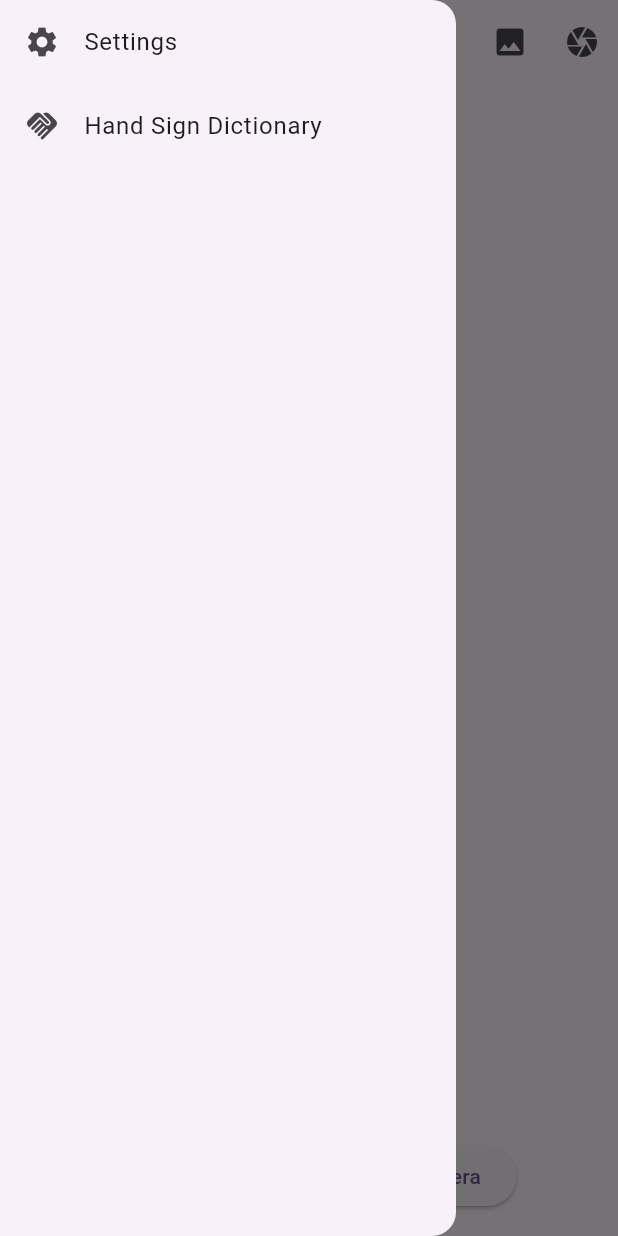
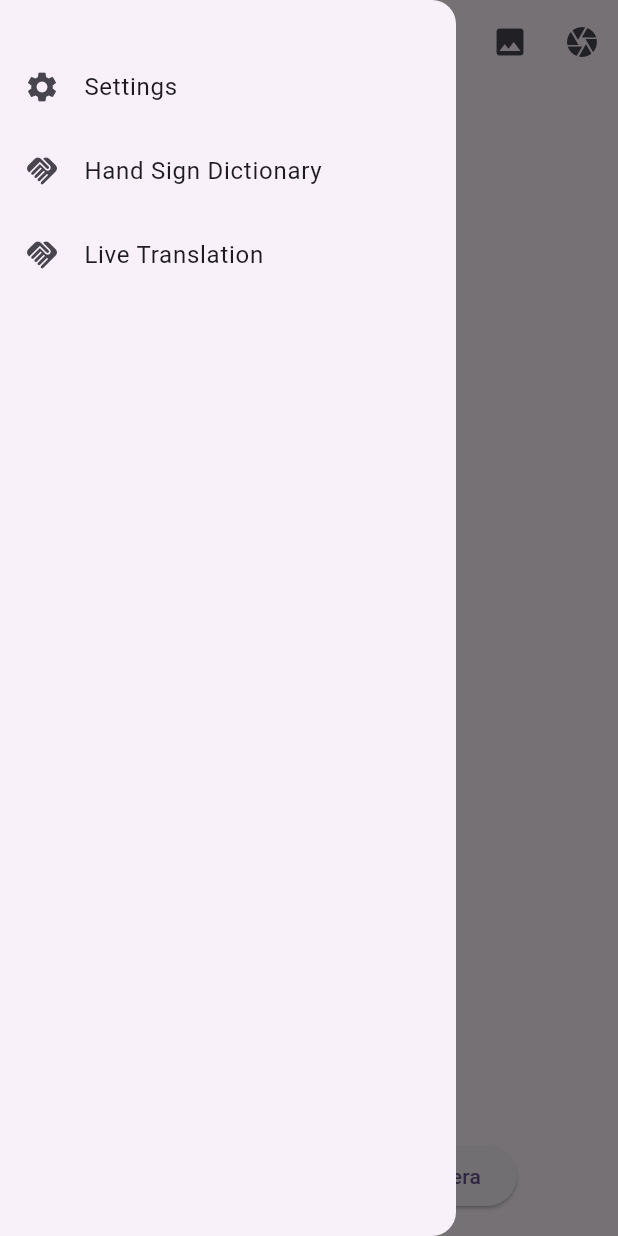
Before and after one commit to vprabhu1771/flutter_hand_sign, a Flutter app: the screen it shows after launch, with the side drawer open, on a phone screen of 412 x 824 dp. Run offline on Flutter 3.47's test engine with Material 3 defaults, Android fonts, the phone set to English and light mode, and no system bars; our stand-ins replace camera, image_picker, shared_preferences; missing offline and left inert: flutter_tflite.

Commit message:
CustomDrawer LiveCamera added

```diff
--- a/lib/widgets/CustomDrawer.dart
+++ b/lib/widgets/CustomDrawer.dart
@@ -1,5 +1,6 @@
 import 'package:flutter/material.dart';
 import 'package:flutter_hand_sign/screens/HandSignDictionaryScreen.dart';
+import 'package:flutter_hand_sign/screens/LiveCamera.dart';
 
 import '../screens/SettingScreen.dart';
 
@@ -11,18 +12,7 @@ class CustomDrawer extends StatelessWidget {
       child: SingleChildScrollView(
         child: Column(
           children: <Widget>[
-            // DrawerHeader(
-            //   decoration: BoxDecoration(
-            //     color: Colors.blue,
-            //   ),
-            //   child: Text(
-            //     'Menu',
-            //     style: TextStyle(
-            //       color: Colors.white,
-            //       fontSize: 24,
-            //     ),
-            //   ),
-            // ),
+            SizedBox(height: 30,),
             _createDrawerItem(icon: Icons.settings, text: 'Settings', onTap: () {
 
               Navigator.push(
@@ -44,6 +34,17 @@ class CustomDrawer extends StatelessWidget {
               );
 
             }),
+
+            _createDrawerItem(icon: Icons.handshake, text: 'Live Translation', onTap: () {
+
+              Navigator.push(
+                context,
+                MaterialPageRoute(
+                  builder: (context) => const LiveCamera(title: "Live Translation"),
+                ),
+              );
+
+            }),
           ],
         ),
       ),
```
